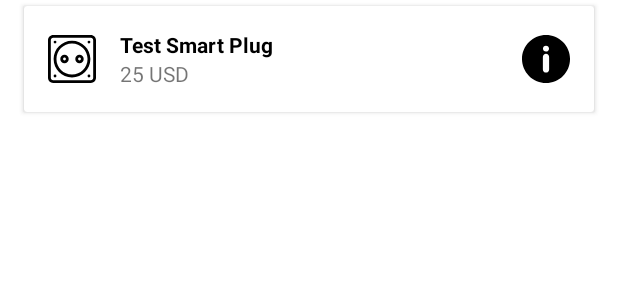
After one commit to Quentin1010/1Valet_test, an Android app: the layout device_item_list.xml on its own in the app's theme, with its tools: preview values and no code run, on a phone screen of 412 x 824 dp. The commit adds this screen. Shown: the top 300 px of the screen. Run offline under Robolectric (Android 15) with nearby library versions, the phone set to English and light mode, and no system bars.

Commit message:
Added layout for recyclerview and item

```diff
--- /dev/null
+++ b/app/src/main/res/drawable/ic_info.xml
@@ -0,0 +1,9 @@
+<vector xmlns:android="http://schemas.android.com/apk/res/android"
+    android:width="32dp"
+    android:height="32dp"
+    android:viewportWidth="45.999"
+    android:viewportHeight="45.999">
+  <path
+      android:fillColor="#FF000000"
+      android:pathData="M39.264,6.736c-8.982,-8.981 -23.545,-8.982 -32.528,0c-8.982,8.982 -8.981,23.545 0,32.528c8.982,8.98 23.545,8.981 32.528,0C48.245,30.281 48.244,15.719 39.264,6.736zM25.999,33c0,1.657 -1.343,3 -3,3s-3,-1.343 -3,-3V21c0,-1.657 1.343,-3 3,-3s3,1.343 3,3V33zM22.946,15.872c-1.728,0 -2.88,-1.224 -2.844,-2.735c-0.036,-1.584 1.116,-2.771 2.879,-2.771c1.764,0 2.88,1.188 2.917,2.771C25.897,14.648 24.746,15.872 22.946,15.872z"/>
+</vector>
--- /dev/null
+++ b/app/src/main/res/drawable/ic_outlet.xml
@@ -0,0 +1,11 @@
+<vector android:height="32dp" android:viewportHeight="512"
+    android:viewportWidth="512" android:width="32dp" xmlns:android="http://schemas.android.com/apk/res/android">
+    <path android:fillColor="#FF000000" android:pathData="m457,0h-402c-30.327,0 -55,24.673 -55,55v402c0,30.327 24.673,55 55,55h402c30.327,0 55,-24.673 55,-55v-402c0,-30.327 -24.673,-55 -55,-55zM482,457c0,13.785 -11.215,25 -25,25h-402c-13.785,0 -25,-11.215 -25,-25v-402c0,-13.785 11.215,-25 25,-25h402c13.785,0 25,11.215 25,25z"/>
+    <path android:fillColor="#FF000000" android:pathData="m256,60c-108.075,0 -196,87.925 -196,196s87.925,196 196,196 196,-87.925 196,-196 -87.925,-196 -196,-196zM256,422c-91.533,0 -166,-74.467 -166,-166s74.467,-166 166,-166 166,74.467 166,166 -74.467,166 -166,166z"/>
+    <path android:fillColor="#FF000000" android:pathData="m336,211c-24.813,0 -45,20.187 -45,45s20.187,45 45,45 45,-20.187 45,-45 -20.187,-45 -45,-45zM336,271c-8.271,0 -15,-6.729 -15,-15s6.729,-15 15,-15 15,6.729 15,15 -6.729,15 -15,15z"/>
+    <path android:fillColor="#FF000000" android:pathData="m176,211c-24.813,0 -45,20.187 -45,45s20.187,45 45,45 45,-20.187 45,-45 -20.187,-45 -45,-45zM176,271c-8.271,0 -15,-6.729 -15,-15s6.729,-15 15,-15 15,6.729 15,15 -6.729,15 -15,15z"/>
+    <path android:fillColor="#FF000000" android:pathData="M437,75m-15,0a15,15 0,1 1,30 0a15,15 0,1 1,-30 0"/>
+    <path android:fillColor="#FF000000" android:pathData="M75,75m-15,0a15,15 0,1 1,30 0a15,15 0,1 1,-30 0"/>
+    <path android:fillColor="#FF000000" android:pathData="M437,437m-15,0a15,15 0,1 1,30 0a15,15 0,1 1,-30 0"/>
+    <path android:fillColor="#FF000000" android:pathData="M75,437m-15,0a15,15 0,1 1,30 0a15,15 0,1 1,-30 0"/>
+</vector>
--- /dev/null
+++ b/app/src/main/res/layout/device_item_list.xml
@@ -0,0 +1,82 @@
+<?xml version="1.0" encoding="utf-8"?>
+<layout xmlns:android="http://schemas.android.com/apk/res/android"
+    xmlns:app="http://schemas.android.com/apk/res-auto"
+    xmlns:tools="http://schemas.android.com/tools">
+
+    <androidx.cardview.widget.CardView
+        android:layout_width="match_parent"
+        android:layout_height="wrap_content"
+        android:layout_marginTop="4dp"
+        android:layout_marginBottom="4dp"
+        android:layout_marginStart="16dp"
+        android:layout_marginEnd="16dp"
+        >
+
+        <androidx.constraintlayout.widget.ConstraintLayout
+            android:layout_width="match_parent"
+            android:layout_height="wrap_content"
+            android:layout_margin="16dp">
+
+            <ImageView
+                android:id="@+id/icon_device_type"
+                android:layout_width="wrap_content"
+                android:layout_height="wrap_content"
+                app:layout_constraintBottom_toBottomOf="parent"
+                app:layout_constraintStart_toStartOf="parent"
+                app:layout_constraintTop_toTopOf="parent"
+                tools:src="@drawable/ic_outlet"
+                />
+
+            <TextView
+                android:id="@+id/title_device_label"
+                android:layout_width="wrap_content"
+                android:layout_height="wrap_content"
+                app:layout_constraintStart_toEndOf="@id/icon_device_type"
+                app:layout_constraintTop_toTopOf="parent"
+                app:layout_constraintBottom_toTopOf="@id/price_device_label"
+                app:layout_constraintEnd_toEndOf="@id/item_barrier"
+                app:layout_constraintVertical_chainStyle="packed"
+                app:layout_constraintHorizontal_bias="0"
+                android:layout_marginStart="16dp"
+                tools:text="Test Smart Plug"
+                android:textColor="@color/black"
+                android:textStyle="bold"
+                />
+
+            <TextView
+                android:id="@+id/price_device_label"
+                android:layout_width="wrap_content"
+                android:layout_height="wrap_content"
+                app:layout_constraintStart_toStartOf="@id/title_device_label"
+                app:layout_constraintTop_toBottomOf="@id/title_device_label"
+                app:layout_constraintBottom_toBottomOf="parent"
+                app:layout_constraintEnd_toEndOf="@id/item_barrier"
+                app:layout_constraintVertical_chainStyle="packed"
+                app:layout_constraintHorizontal_bias="0"
+                tools:text="25 USD"
+                />
+
+            <androidx.constraintlayout.widget.Barrier
+                android:id="@+id/item_barrier"
+                android:layout_width="wrap_content"
+                android:layout_height="wrap_content"
+                app:constraint_referenced_ids="title_device_label, price_device_label"
+                app:barrierDirection="end"/>
+
+            <ImageView
+                android:id="@+id/info_device_button"
+                android:layout_width="wrap_content"
+                android:layout_height="wrap_content"
+                app:layout_constraintStart_toEndOf="@id/item_barrier"
+                app:layout_constraintEnd_toEndOf="parent"
+                app:layout_constraintTop_toTopOf="parent"
+                app:layout_constraintBottom_toBottomOf="parent"
+                app:layout_constraintHorizontal_bias="1"
+                android:layout_marginStart="16dp"
+                android:src="@drawable/ic_info"
+                />
+
+        </androidx.constraintlayout.widget.ConstraintLayout>
+    </androidx.cardview.widget.CardView>
+
+</layout>
--- a/app/src/main/res/raw/devices.json
+++ b/app/src/main/res/raw/devices.json
@@ -32,7 +32,7 @@
   {
     "Id": "1237",
     "Type": "Lightbulb",
-    "Price": 25,
+    "Price": 17,
     "Currency": "USD",
     "isFavorite": true,
     "imageUrl": "https://cdn.rona.ca/images/05225145b_L.jpg",
@@ -42,7 +42,7 @@
   {
     "Id": "1238",
     "Type": "Plug",
-    "Price": 25,
+    "Price": 30,
     "Currency": "USD",
     "isFavorite": true,
     "imageUrl": "https://homedepot.scene7.com/is/image/homedepotcanada/p_1001561318.jpg?wid=1000&hei=1000&op_sharpen=1",
@@ -52,7 +52,7 @@
   {
     "Id": "1239",
     "Type": "Plug",
-    "Price": 25,
+    "Price": 13,
     "Currency": "USD",
     "isFavorite": false,
     "imageUrl": "https://images.thdstatic.com/productImages/d432ce84-f92c-4030-8a34-55ab904edf70/svn/white-leviton-electrical-outlets-receptacles-r52-00689-00w-64_1000.jpg",
```
Also changed, not shown: app/src/main/res/drawable/ic_lightbulb.xml (added, +11 -0 lines), app/src/main/res/drawable/ic_sensor.xml (added, +20 -0 lines), app/src/main/res/drawable/ic_thermostat.xml (added, +11 -0 lines), app/src/main/res/layout/app_bar_main.xml (+0 -8 lines), app/src/main/res/layout/fragment_home.xml (+7 -10 lines).
